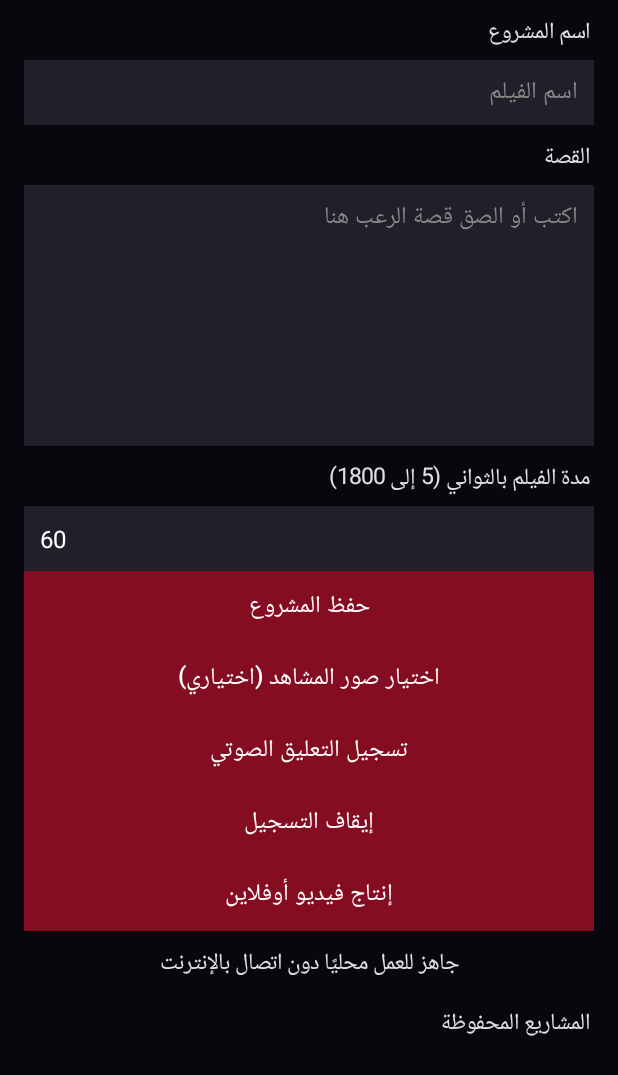
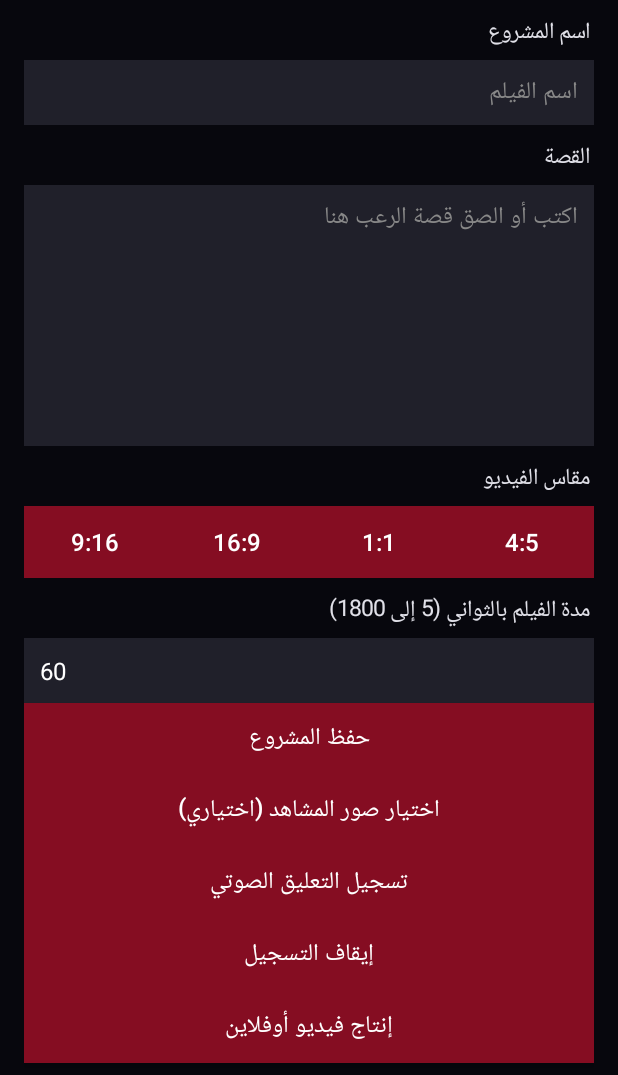
Before and after one commit to WolfCodeS-sigma/WOLF-OFFLINE-VIDEO, an Android app: the screen it shows after launch (MainActivity), on a phone screen of 412 x 824 dp, the part 161-1236 px from its top. Run offline under Robolectric (Android 15) with nearby library versions, the phone set to English and light mode, and no system bars.

Commit message:
Add selectable vertical, horizontal, square, and portrait export ratios

```diff
--- a/app/src/main/java/com/wolfcodes/offline/MainActivity.kt
+++ b/app/src/main/java/com/wolfcodes/offline/MainActivity.kt
@@ -26,6 +26,7 @@ class MainActivity : Activity() {
     private var workingProject: WolfProject? = null
     private var voiceRecorder: WolfVoiceRecorder? = null
     private var voiceUri: String? = null
+    private var selectedAspectRatio: String = "9:16"
     private val selectedImageUris = mutableListOf<String>()
     private lateinit var progress: ProgressBar
 
@@ -58,6 +59,17 @@ class MainActivity : Activity() {
             gravity = Gravity.TOP
         }
         root.addView(storyField)
+        root.addView(label("مقاس الفيديو"))
+        val ratioRow = LinearLayout(this).apply { orientation = LinearLayout.HORIZONTAL }
+        listOf("9:16", "16:9", "1:1", "4:5").forEach { ratio ->
+            val choice = button(ratio)
+            ratioRow.addView(choice, LinearLayout.LayoutParams(0, LinearLayout.LayoutParams.WRAP_CONTENT, 1f))
+            choice.setOnClickListener {
+                selectedAspectRatio = ratio
+                status.text = "تم اختيار مقاس " + ratio
+            }
+        }
+        root.addView(ratioRow)
         root.addView(label("مدة الفيلم بالثواني (5 إلى 1800)"))
         durationField = field("مثال: 300").apply { setText("60") }
         root.addView(durationField)
@@ -94,6 +106,7 @@ class MainActivity : Activity() {
                 voiceUri = item.audioUri
                 selectedImageUris.clear()
                 selectedImageUris.addAll(item.imageUris)
+                selectedAspectRatio = item.aspectRatio.substringBefore(" ")
                 status.text = "تم فتح المشروع: " + item.title
             }
             root.addView(projectItem)
@@ -134,10 +147,10 @@ class MainActivity : Activity() {
         require(story.length >= 20) { "اكتب قصة أطول قليلًا حتى يمكن تقسيمها إلى مشاهد" }
         require(duration in 5..1800) { "المدة يجب أن تكون بين 5 ثوانٍ و30 دقيقة" }
         val existing = workingProject
-        val base = if (existing != null && existing.story == story && existing.title == title) existing.copy(durationSeconds = duration, audioUri = voiceUri) else WolfProjectStore.newProject(
+        val base = if (existing != null && existing.story == story && existing.title == title) existing.copy(durationSeconds = duration, audioUri = voiceUri, aspectRatio = selectedAspectRatio, imageUris = selectedImageUris.toList()) else WolfProjectStore.newProject(
             story = story,
             sourceUrl = "",
-            aspectRatio = "9:16 رأسي",
+            aspectRatio = selectedAspectRatio,
             durationSeconds = duration,
             visualStyle = "رعب سينمائي مظلم",
             horrorType = "رعب نفسي وخارق للطبيعة",
```
